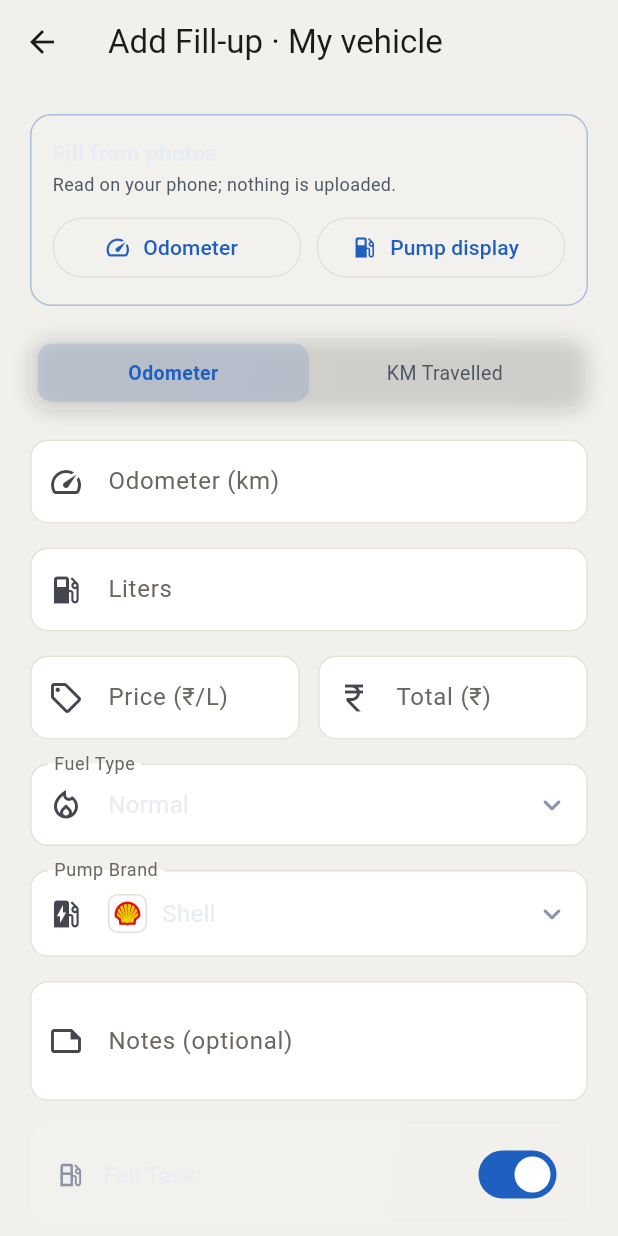
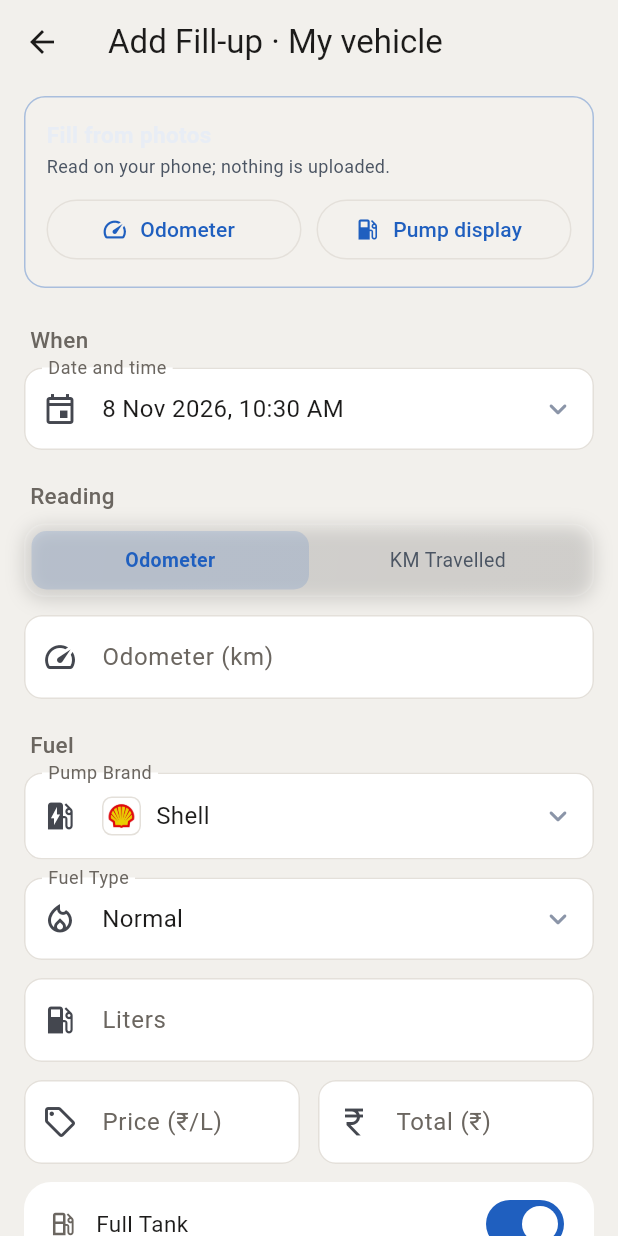
Before and after one commit to santhoshunt/fuelpulse, a Flutter app: the screen it shows after launch, after a tap on "Add your first fill-up", on a phone screen of 412 x 824 dp. Run offline on Flutter 3.47's test engine with Material 3 defaults, Android fonts, the phone set to English and light mode, and no system bars; our stand-ins replace csv, file_picker, google_sign_in, image_picker, share_plus, shared_preferences and 2 more; missing offline and left inert: extension_google_sign_in_as_googleapis_auth, google_mlkit_text_recognition, googleapis; accounts and stored records are empty.

Commit message:
Restyled the refill form into When, Reading, Fuel and Notes sections and added an editable date and time; KM mode and the odometer warnings now use the neighbouring fill-ups by date

```diff
--- a/lib/screens/entry_form_screen.dart
+++ b/lib/screens/entry_form_screen.dart
@@ -2,11 +2,13 @@ import 'dart:io' show Platform;
 import 'package:flutter/foundation.dart' show kIsWeb;
 import 'package:flutter/material.dart';
 import 'package:image_picker/image_picker.dart';
+import 'package:intl/intl.dart' show DateFormat;
 import '../db/database_helper.dart';
 import '../models/fuel_log.dart';
 import '../models/vehicle.dart';
 import '../services/photo_scan.dart';
 import '../services/update_installer.dart';
+import '../theme/app_colors.dart';
 import '../utils/constants.dart';
 import '../utils/cost_calculator.dart';
 import '../utils/fuel_type_manager.dart';
@@ -50,6 +52,21 @@ class _EntryFormScreenState extends State<EntryFormScreen> {
   /// Odometer that KM mode counts from: the latest log when adding, the log
   /// just before this one when editing. Null disables KM mode.
   int? _baseOdometer;
+
+  /// The vehicle's logs oldest first, without the one being edited: the
+  /// neighbours a changed date is checked against.
+  List<FuelLog> _others = const [];
+
+  /// When the fill-up happened. Defaults to now when adding.
+  DateTime _when = DateTime.now();
+
+  /// Set once the date is changed by hand, so an edit that leaves it alone
+  /// writes the stored timestamp back unchanged.
+  bool _whenTouched = false;
+
+  /// Odometer of the next fill-up after [_when], for the warning when a
+  /// backdated fill-up reads higher than what came after it.
+  int? _nextOdometer;
 
   final _odoController = TextEditingController();
   final _litersController = TextEditingController();
@@ -102,12 +119,14 @@ class _EntryFormScreenState extends State<EntryFormScreen> {
     try {
       final vehicle = await _db.getVehicle(widget.vehicleId!);
       final last = await _db.getLastLog(widget.vehicleId!);
+      final chrono = await _db.getAllLogsChrono(widget.vehicleId!);
       final types = await loadFuelTypes();
       final brands = await loadPumpBrands();
       if (!mounted) return;
       setState(() {
         _vehicle = vehicle;
         _baseOdometer = last?.odometer;
+        _others = chrono;
         _fuelTypes = types;
         if (!types.contains(_selectedFuelType)) {
           _selectedFuelType = types.first;
@@ -150,6 +169,8 @@ class _EntryFormScreenState extends State<EntryFormScreen> {
       _original = log;
       _vehicle = vehicle;
       _baseOdometer = prevOdo;
+      _others = [...chrono]..removeWhere((l) => l.id == log.id);
+      _when = DateTime.tryParse(log.timestamp) ?? DateTime.now();
       // Prefill without triggering the cost-linking listeners.
       _syncingCost = true;
       _odoController.text = log.odometer.toString();
@@ -524,6 +545,13 @@ class _EntryFormScreenState extends State<EntryFormScreen> {
       final proceed = await _showBackwardOdoWarning();
       if (!proceed) return;
     }
+    // A backdated fill-up can't read more than the one that came after it.
+    if (!_isEdit && _nextOdometer != null && odometer > _nextOdometer!) {
+      final proceed = await _showOdoWarning(
+          'New odometer is more than the next reading ($_nextOdometer km). '
+          'Save anyway?');
+      if (!proceed) return;
+    }
 
     setState(() => _saving = true);
 
@@ -539,6 +567,10 @@ class _EntryFormScreenState extends State<EntryFormScreen> {
           fullTank: _fullTank,
           notes: _notesController.text.trim(),
           fuelType: _selectedFuelType,
+          // Untouched, the stored string goes back as it was: logs sort by
+          // it, and a CSV import may have written another format.
+          timestamp:
+              _whenTouched ? _when.toIso8601String() : _original!.timestamp,
           totalCost: newTotal,
           clearTotalCost: newTotal == null,
           pricePerLitre: newPrice,
@@ -549,7 +581,7 @@ class _EntryFormScreenState extends State<EntryFormScreen> {
         final log = FuelLog(
           vehicleId: widget.vehicleId!,
           id: FuelLog.generateId(),
-          timestamp: DateTime.now().toIso8601String(),
+          timestamp: _when.toIso8601String(),
           odometer: odometer,
           liters: liters,
           pumpBrand: _selectedBrand,
@@ -590,13 +622,15 @@ class _EntryFormScreenState extends State<EntryFormScreen> {
         false;
   }
 
-  Future<bool> _showBackwardOdoWarning() async {
+  Future<bool> _showBackwardOdoWarning() => _showOdoWarning(
+      'New odometer is less than last reading. Save anyway?');
+
+  Future<bool> _showOdoWarning(String message) async {
     return await showDialog<bool>(
           context: context,
           builder: (ctx) => AlertDialog(
             title: const Text('Odometer Warning'),
-            content: const Text(
-                'New odometer is less than last reading. Save anyway?'),
+            content: Text(message),
             actions: [
               TextButton(
                   onPressed: () => Navigator.pop(ctx, false),
@@ -612,6 +646,44 @@ class _EntryFormScreenState extends State<EntryFormScreen> {
 
   void _showSnack(String msg) {
     ScaffoldMessenger.of(context).showSnackBar(SnackBar(content: Text(msg)));
+  }
+
+  Future<void> _pickWhen() async {
+    final date = await showDatePicker(
+      context: context,
+      initialDate: _when,
+      firstDate: DateTime(2000),
+      lastDate: DateTime.now().add(const Duration(days: 1)),
+    );
+    if (date == null || !mounted) return;
+    final time = await showTimePicker(
+        context: context, initialTime: TimeOfDay.fromDateTime(_when));
+    if (!mounted) return;
+    final t = time ?? TimeOfDay.fromDateTime(_when);
+    _setWhen(DateTime(date.year, date.month, date.day, t.hour, t.minute));
+  }
+
+  /// Moves the fill-up to [when] and re-reads its neighbours by date: KM
+  /// mode then counts from the fill-up just before it.
+  void _setWhen(DateTime when) {
+    FuelLog? prev;
+    FuelLog? next;
+    for (final l in _others) {
+      final at = DateTime.tryParse(l.timestamp);
+      if (at == null) continue;
+      if (!at.isAfter(when)) {
+        prev = l;
+      } else {
+        next ??= l;
+      }
+    }
+    setState(() {
+      _when = when;
+      _whenTouched = true;
+      _baseOdometer = prev?.odometer;
+      _nextOdometer = next?.odometer;
+      if (_baseOdometer == null) _isKmMode = false;
+    });
   }
 
   void _switchMode(bool km) {
@@ -636,7 +708,7 @@ class _EntryFormScreenState extends State<EntryFormScreen> {
 
   @override
   Widget build(BuildContext context) {
-    final accent = Theme.of(context).colorScheme.primary;
+    final colors = AppColors.of(context);
     final action = _isEdit ? 'Edit Fill-up' : 'Add Fill-up';
     final title = _vehicle == null ? action : '$action · ${_vehicle!.name}';
 
@@ -647,41 +719,45 @@ class _EntryFormScreenState extends State<EntryFormScreen> {
       );
     }
 
+    final odo = int.tryParse(_odoController.text.trim());
+    final note = TextStyle(color: colors.textSecondary, fontSize: 12);
+
     return Scaffold(
-      appBar: AppBar(
-        title: Text(title),
-        leading: IconButton(
-          icon: const Icon(Icons.arrow_back),
-          onPressed: () => Navigator.pop(context),
-        ),
-      ),
+      appBar: AppBar(title: Text(title)),
       body: SingleChildScrollView(
-        padding: const EdgeInsets.all(20),
+        padding: const EdgeInsets.fromLTRB(16, 8, 16, 32),
         child: Form(
           key: _formKey,
           child: Column(
             crossAxisAlignment: CrossAxisAlignment.stretch,
             children: [
-              if (_scanSupported) ...[
+              if (_scanSupported && !_isEdit) ...[
                 _buildScanPanel(),
-                const SizedBox(height: 20),
+                const SizedBox(height: 4),
               ],
 
-              // Mode switch
+              _section('When', colors),
+              PickerField(
+                label: 'Date and time',
+                icon: Icons.event_outlined,
+                onTap: _pickWhen,
+                child: Text(
+                  DateFormat('d MMM y, h:mm a').format(_when),
+                  style: TextStyle(color: colors.textPrimary, fontSize: 16),
+                ),
+              ),
+
+              _section('Reading', colors),
               ModeSwitch(
                 isKmMode: _isKmMode,
                 kmModeEnabled: _baseOdometer != null,
                 onChanged: _switchMode,
               ),
-              const SizedBox(height: 20),
-
-              // Odometer / KM input
+              const SizedBox(height: 12),
               TextFormField(
                 controller: _odoController,
                 keyboardType: TextInputType.number,
-                onChanged: (_) {
-                  if (_odoFromPhoto) setState(() => _odoFromPhoto = false);
-                },
+                onChanged: (_) => setState(() => _odoFromPhoto = false),
                 decoration: InputDecoration(
                   labelText: _isKmMode ? 'KM Driven' : 'Odometer (km)',
                   prefixIcon: const Icon(Icons.speed),
@@ -702,21 +778,60 @@ class _EntryFormScreenState extends State<EntryFormScreen> {
                   return null;
                 },
               ),
-              if (_isKmMode && _baseOdometer != null) ...[
+              if (_isKmMode && _baseOdometer != null)
                 Padding(
                   padding: const EdgeInsets.only(top: 6, left: 4),
                   child: Text(
                     _isEdit
                         ? 'Previous odometer: $_baseOdometer km'
                         : 'Last odometer: $_baseOdometer km',
+                    style: note,
+                  ),
+                )
+              else if (!_isKmMode &&
+                  _baseOdometer != null &&
+                  odo != null &&
+                  odo >= _baseOdometer!)
+                Padding(
+                  padding: const EdgeInsets.only(top: 6, left: 4),
+                  child: Text(
+                    'Last reading $_baseOdometer km, so '
+                    '${odo - _baseOdometer!} km since the last refill.',
+                    style: note,
+                  ),
+                ),
+
+              _section('Fuel', colors),
+              PickerField(
+                label: 'Pump Brand',
+                icon: Icons.ev_station,
+                onTap: _pickBrand,
+                child: Row(
+                  children: [
+                    BrandLogo(brandName: _selectedBrand, size: 26),
+                    const SizedBox(width: 10),
+                    Expanded(
+                      child: Text(
+                        _selectedBrand,
                         style:
-                        const TextStyle(color: kTextMuted, fontSize: 12),
+                            TextStyle(color: colors.textPrimary, fontSize: 16),
+                        overflow: TextOverflow.ellipsis,
                       ),
                     ),
                   ],
-              const SizedBox(height: 16),
-
-              // Liters
+                ),
+              ),
+              const SizedBox(height: 12),
+              PickerField(
+                label: 'Fuel Type',
+                icon: Icons.local_fire_department_outlined,
+                onTap: _pickFuelType,
+                child: Text(
+                  _selectedFuelType,
+                  style: TextStyle(color: colors.textPrimary, fontSize: 16),
+                ),
+              ),
+              const SizedBox(height: 12),
               TextFormField(
                 controller: _litersController,
                 keyboardType:
@@ -739,9 +854,8 @@ class _EntryFormScreenState extends State<EntryFormScreen> {
                   return null;
                 },
               ),
-              const SizedBox(height: 16),
-
-              // Cost (optional) — the two fields keep each other in sync
+              const SizedBox(height: 12),
+              // Cost (optional): the two fields keep each other in sync.
               Row(
                 crossAxisAlignment: CrossAxisAlignment.start,
                 children: [
@@ -772,43 +886,32 @@ class _EntryFormScreenState extends State<EntryFormScreen> {
                   ),
                 ],
               ),
-              const SizedBox(height: 16),
-
-              // Fuel type picker
-              PickerField(
-                label: 'Fuel Type',
-                icon: Icons.local_fire_department_outlined,
-                onTap: _pickFuelType,
-                child: Text(
-                  _selectedFuelType,
-                  style: const TextStyle(color: kTextPrimary, fontSize: 16),
-                ),
-              ),
-              const SizedBox(height: 16),
-
-              // Brand picker
-              PickerField(
-                label: 'Pump Brand',
-                icon: Icons.ev_station,
-                onTap: _pickBrand,
+              const SizedBox(height: 12),
+              Card(
+                margin: EdgeInsets.zero,
+                child: Padding(
+                  padding:
+                      const EdgeInsets.symmetric(horizontal: 16, vertical: 4),
                   child: Row(
                     children: [
-                    BrandLogo(brandName: _selectedBrand, size: 26),
-                    const SizedBox(width: 10),
+                      Icon(Icons.local_gas_station_outlined,
+                          color: colors.textSecondary, size: 20),
+                      const SizedBox(width: 12),
                       Expanded(
-                      child: Text(
-                        _selectedBrand,
-                        style: const TextStyle(
-                            color: kTextPrimary, fontSize: 16),
-                        overflow: TextOverflow.ellipsis,
+                        child: Text('Full Tank',
+                            style: TextStyle(
+                                color: colors.textPrimary, fontSize: 15)),
                       ),
+                      Switch(
+                        value: _fullTank,
+                        onChanged: (v) => setState(() => _fullTank = v),
                       ),
                     ],
                   ),
                 ),
-              const SizedBox(height: 16),
+              ),
 
-              // Notes
+              _section('Notes', colors),
               TextFormField(
                 controller: _notesController,
                 maxLines: 2,
@@ -817,55 +920,12 @@ class _EntryFormScreenState extends State<EntryFormScreen> {
                   prefixIcon: Icon(Icons.note_outlined),
                 ),
               ),
-              const SizedBox(height: 16),
-
-              // Full tank switch
-              Container(
-                padding:
-                    const EdgeInsets.symmetric(horizontal: 16, vertical: 8),
-                decoration: BoxDecoration(
-                  gradient: LinearGradient(
-                    begin: Alignment.topLeft,
-                    end: Alignment.bottomRight,
-                    colors: [
-                      Colors.white.withValues(alpha: 0.06),
-                      Colors.white.withValues(alpha: 0.02),
-                    ],
-                  ),
-                  borderRadius: BorderRadius.circular(14),
-                  border:
-                      Border.all(color: Colors.white.withValues(alpha: 0.1)),
-                ),
-                child: Row(
-                  children: [
-                    const Icon(Icons.local_gas_station_outlined,
-                        color: kTextSecondary, size: 20),
-                    const SizedBox(width: 12),
-                    const Expanded(
-                      child: Text(
-                        'Full Tank',
-                        style:
-                            TextStyle(color: kTextPrimary, fontSize: 15),
-                      ),
-                    ),
-                    Switch(
-                      value: _fullTank,
-                      onChanged: (v) => setState(() => _fullTank = v),
-                    ),
-                  ],
-                ),
-              ),
               const SizedBox(height: 28),
 
-              // Save button
               SizedBox(
                 height: 52,
                 child: ElevatedButton(
                   onPressed: _saving ? null : _save,
-                  style: ElevatedButton.styleFrom(
-                    elevation: 6,
-                    shadowColor: accent.withValues(alpha: 0.4),
-                  ),
                   child: _saving
                       ? const SizedBox(
                           width: 22,
@@ -882,4 +942,13 @@ class _EntryFormScreenState extends State<EntryFormScreen> {
       ),
     );
   }
+
+  Widget _section(String title, AppColors colors) => Padding(
+        padding: const EdgeInsets.fromLTRB(4, 20, 4, 8),
+        child: Text(title,
+            style: TextStyle(
+                color: colors.textSecondary,
+                fontSize: 15,
+                fontWeight: FontWeight.w500)),
+      );
 }
```
Lines whose indentation alone changed are shown as unchanged.
